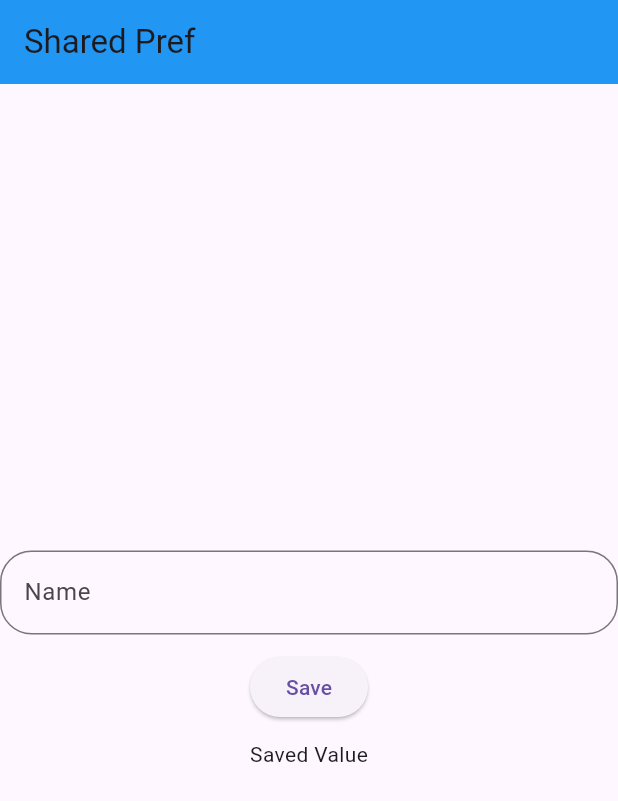
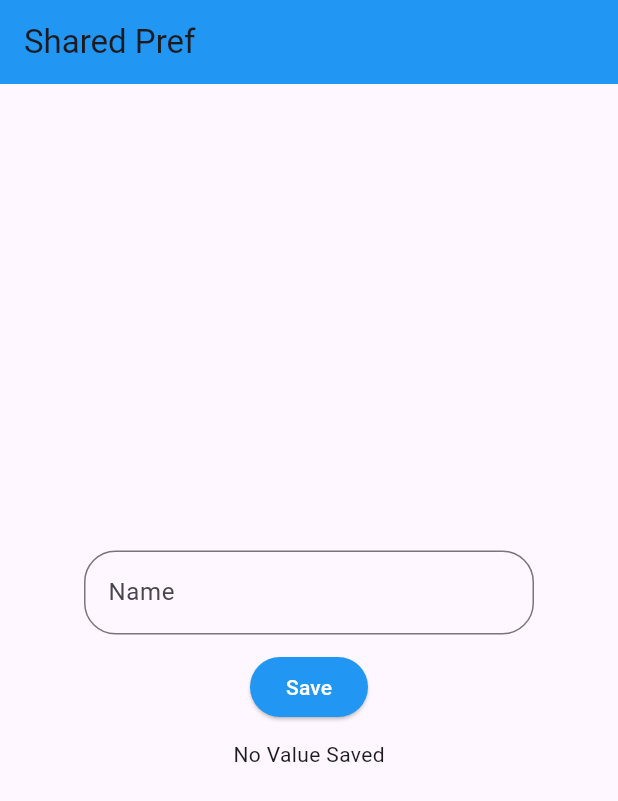
Before and after one commit to bhavin100803/flutter_widget, a Flutter app: the screen it shows after launch, after a tap on "Save", on a phone screen of 412 x 824 dp. Shown: the top 801 px of the screen. Run offline on Flutter 3.47's test engine with Material 3 defaults, Android fonts, the phone set to English and light mode, and no system bars; our stand-ins replace font_awesome_flutter, shared_preferences; missing offline and left inert: dart:ffi.

Commit message:
update shared

```diff
--- a/lib/Widget/SharedWidget.dart
+++ b/lib/Widget/SharedWidget.dart
@@ -1,5 +1,6 @@
 import 'package:flutter/cupertino.dart';
 import 'package:flutter/material.dart';
+import 'package:shared_preferences/shared_preferences.dart';
 
 class Sharedwidget extends StatefulWidget {
   const Sharedwidget({super.key});
@@ -10,6 +11,17 @@ class Sharedwidget extends StatefulWidget {
 
 class _SharedwidgetState extends State<Sharedwidget> {
   var nameController = TextEditingController();
+
+  static const String KEYNAME = "name";
+
+  var nameValue = "No Value Saved";
+
+  @override
+  void initState() {
+    super.initState();
+    getValue();
+  }
+
   @override
   Widget build(BuildContext context) {
     return Scaffold(
@@ -17,7 +29,9 @@ class _SharedwidgetState extends State<Sharedwidget> {
           title: Text("Shared Pref"),
           backgroundColor: Colors.blue,
         ),
-        body:Container(
+        body:Center(
+          child: Container(
+            width: 300,
             child: Column(
               mainAxisAlignment: MainAxisAlignment.center,
               children: [
@@ -31,17 +45,35 @@ class _SharedwidgetState extends State<Sharedwidget> {
                   ),
                 ),
                 SizedBox(height: 11,),
-              ElevatedButton(onPressed: () async {
+                ElevatedButton(
+                  style: ElevatedButton.styleFrom(
+                    backgroundColor: Colors.blue
+                  ),
+                    onPressed: () async {
                      var name = nameController.text.toString();
-                  // var prefs = await SharedPreferences.getInstance();
-                  // prefs.setString("name",nameController.text.toString());
-              }, child: Text('Save')),
+                     var prefs = await SharedPreferences.getInstance();
+                     prefs.setString(KEYNAME,nameController.text.toString());
+                }, child: Text('Save',style: TextStyle(color: Colors.white),)),
                 SizedBox(height: 11,),
-              Text('Saved Value')
+                Text(nameValue)
 
               ],
+            ),
           ),
         )
     );
   }
+
+  void getValue() async {
+
+      var prefs = await SharedPreferences.getInstance();
+
+      var getName =   prefs.getString(KEYNAME);
+
+      nameValue = getName ?? "No Value Saved";
+      setState(() {
+
+      });
+
   }
+}
```
Lines whose indentation alone changed are shown as unchanged.
